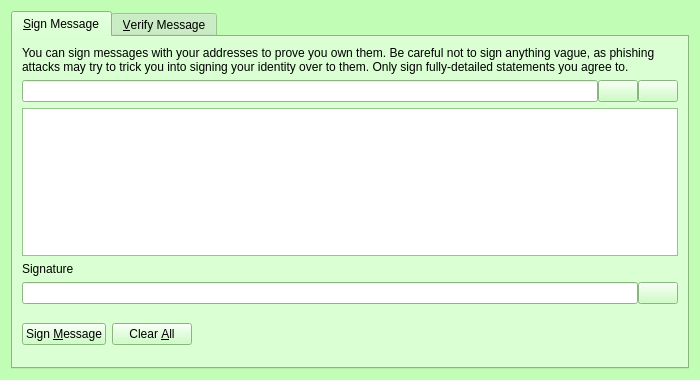
This is src/qt/forms/signverifymessagedialog.ui in IParn/LimecoinX as Qt 5 draws it before an edit. The edited form follows.
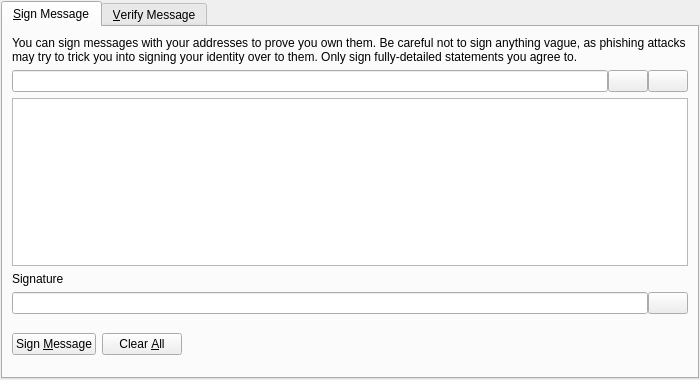
This is the edited form. Icons and pictures are not drawn. Custom widgets are drawn as their Qt base class.

```diff
--- a/src/qt/forms/signverifymessagedialog.ui
+++ b/src/qt/forms/signverifymessagedialog.ui
@@ -10,421 +10,6 @@
     <height>380</height>
    </rect>
   </property>
-  <property name="palette">
-   <palette>
-    <active>
-     <colorrole role="WindowText">
-      <brush brushstyle="SolidPattern">
-       <color alpha="255">
-        <red>0</red>
-        <green>0</green>
-        <blue>0</blue>
-       </color>
-      </brush>
-     </colorrole>
-     <colorrole role="Button">
-      <brush brushstyle="SolidPattern">
-       <color alpha="255">
-        <red>193</red>
-        <green>253</green>
-        <blue>181</blue>
-       </color>
-      </brush>
-     </colorrole>
-     <colorrole role="Light">
-      <brush brushstyle="SolidPattern">
-       <color alpha="255">
-        <red>255</red>
-        <green>255</green>
-        <blue>255</blue>
-       </color>
-      </brush>
-     </colorrole>
-     <colorrole role="Midlight">
-      <brush brushstyle="SolidPattern">
-       <color alpha="255">
-        <red>224</red>
-        <green>254</green>
-        <blue>218</blue>
-       </color>
-      </brush>
-     </colorrole>
-     <colorrole role="Dark">
-      <brush brushstyle="SolidPattern">
-       <color alpha="255">
-        <red>96</red>
-        <green>126</green>
-        <blue>90</blue>
-       </color>
-      </brush>
-     </colorrole>
-     <colorrole role="Mid">
-      <brush brushstyle="SolidPattern">
-       <color alpha="255">
-        <red>129</red>
-        <green>169</green>
-        <blue>121</blue>
-       </color>
-      </brush>
-     </colorrole>
-     <colorrole role="Text">
-      <brush brushstyle="SolidPattern">
-       <color alpha="255">
-        <red>0</red>
-        <green>0</green>
-        <blue>0</blue>
-       </color>
-      </brush>
-     </colorrole>
-     <colorrole role="BrightText">
-      <brush brushstyle="SolidPattern">
-       <color alpha="255">
-        <red>255</red>
-        <green>255</green>
-        <blue>255</blue>
-       </color>
-      </brush>
-     </colorrole>
-     <colorrole role="ButtonText">
-      <brush brushstyle="SolidPattern">
-       <color alpha="255">
-        <red>0</red>
-        <green>0</green>
-        <blue>0</blue>
-       </color>
-      </brush>
-     </colorrole>
-     <colorrole role="Base">
-      <brush brushstyle="SolidPattern">
-       <color alpha="255">
-        <red>255</red>
-        <green>255</green>
-        <blue>255</blue>
-       </color>
-      </brush>
-     </colorrole>
-     <colorrole role="Window">
-      <brush brushstyle="SolidPattern">
-       <color alpha="255">
-        <red>193</red>
-        <green>253</green>
-        <blue>181</blue>
-       </color>
-      </brush>
-     </colorrole>
-     <colorrole role="Shadow">
-      <brush brushstyle="SolidPattern">
-       <color alpha="255">
-        <red>0</red>
-        <green>0</green>
-        <blue>0</blue>
-       </color>
-      </brush>
-     </colorrole>
-     <colorrole role="AlternateBase">
-      <brush brushstyle="SolidPattern">
-       <color alpha="255">
-        <red>224</red>
-        <green>254</green>
-        <blue>218</blue>
-       </color>
-      </brush>
-     </colorrole>
-     <colorrole role="ToolTipBase">
-      <brush brushstyle="SolidPattern">
-       <color alpha="255">
-        <red>255</red>
-        <green>255</green>
-        <blue>220</blue>
-       </color>
-      </brush>
-     </colorrole>
-     <colorrole role="ToolTipText">
-      <brush brushstyle="SolidPattern">
-       <color alpha="255">
-        <red>0</red>
-        <green>0</green>
-        <blue>0</blue>
-       </color>
-      </brush>
-     </colorrole>
-    </active>
-    <inactive>
-     <colorrole role="WindowText">
-      <brush brushstyle="SolidPattern">
-       <color alpha="255">
-        <red>0</red>
-        <green>0</green>
-        <blue>0</blue>
-       </color>
-      </brush>
-     </colorrole>
-     <colorrole role="Button">
-      <brush brushstyle="SolidPattern">
-       <color alpha="255">
-        <red>193</red>
-        <green>253</green>
-        <blue>181</blue>
-       </color>
-      </brush>
-     </colorrole>
-     <colorrole role="Light">
-      <brush brushstyle="SolidPattern">
-       <color alpha="255">
-        <red>255</red>
-        <green>255</green>
-        <blue>255</blue>
-       </color>
-      </brush>
-     </colorrole>
-     <colorrole role="Midlight">
-      <brush brushstyle="SolidPattern">
-       <color alpha="255">
-        <red>224</red>
-        <green>254</green>
-        <blue>218</blue>
-       </color>
-      </brush>
-     </colorrole>
-     <colorrole role="Dark">
-      <brush brushstyle="SolidPattern">
-       <color alpha="255">
-        <red>96</red>
-        <green>126</green>
-        <blue>90</blue>
-       </color>
-      </brush>
-     </colorrole>
-     <colorrole role="Mid">
-      <brush brushstyle="SolidPattern">
-       <color alpha="255">
-        <red>129</red>
-        <green>169</green>
-        <blue>121</blue>
-       </color>
-      </brush>
-     </colorrole>
-     <colorrole role="Text">
-      <brush brushstyle="SolidPattern">
-       <color alpha="255">
-        <red>0</red>
-        <green>0</green>
-        <blue>0</blue>
-       </color>
-      </brush>
-     </colorrole>
-     <colorrole role="BrightText">
-      <brush brushstyle="SolidPattern">
-       <color alpha="255">
-        <red>255</red>
-        <green>255</green>
-        <blue>255</blue>
-       </color>
-      </brush>
-     </colorrole>
-     <colorrole role="ButtonText">
-      <brush brushstyle="SolidPattern">
-       <color alpha="255">
-        <red>0</red>
-        <green>0</green>
-        <blue>0</blue>
-       </color>
-      </brush>
-     </colorrole>
-     <colorrole role="Base">
-      <brush brushstyle="SolidPattern">
-       <color alpha="255">
-        <red>255</red>
-        <green>255</green>
-        <blue>255</blue>
-       </color>
-      </brush>
-     </colorrole>
-     <colorrole role="Window">
-      <brush brushstyle="SolidPattern">
-       <color alpha="255">
-        <red>193</red>
-        <green>253</green>
-        <blue>181</blue>
-       </color>
-      </brush>
-     </colorrole>
-     <colorrole role="Shadow">
-      <brush brushstyle="SolidPattern">
-       <color alpha="255">
-        <red>0</red>
-        <green>0</green>
-        <blue>0</blue>
-       </color>
-      </brush>
-     </colorrole>
-     <colorrole role="AlternateBase">
-      <brush brushstyle="SolidPattern">
-       <color alpha="255">
-        <red>224</red>
-        <green>254</green>
-        <blue>218</blue>
-       </color>
-      </brush>
-     </colorrole>
-     <colorrole role="ToolTipBase">
-      <brush brushstyle="SolidPattern">
-       <color alpha="255">
-        <red>255</red>
-        <green>255</green>
-        <blue>220</blue>
-       </color>
-      </brush>
-     </colorrole>
-     <colorrole role="ToolTipText">
-      <brush brushstyle="SolidPattern">
-       <color alpha="255">
-        <red>0</red>
-        <green>0</green>
-        <blue>0</blue>
-       </color>
-      </brush>
-     </colorrole>
-    </inactive>
-    <disabled>
-     <colorrole role="WindowText">
-      <brush brushstyle="SolidPattern">
-       <color alpha="255">
-        <red>96</red>
-        <green>126</green>
-        <blue>90</blue>
-       </color>
-      </brush>
-     </colorrole>
-     <colorrole role="Button">
-      <brush brushstyle="SolidPattern">
-       <color alpha="255">
-        <red>193</red>
-        <green>253</green>
-        <blue>181</blue>
-       </color>
-      </brush>
-     </colorrole>
-     <colorrole role="Light">
-      <brush brushstyle="SolidPattern">
-       <color alpha="255">
-        <red>255</red>
-        <green>255</green>
-        <blue>255</blue>
-       </color>
-      </brush>
-     </colorrole>
-     <colorrole role="Midlight">
-      <brush brushstyle="SolidPattern">
-       <color alpha="255">
-        <red>224</red>
-        <green>254</green>
-        <blue>218</blue>
-       </color>
-      </brush>
-     </colorrole>
-     <colorrole role="Dark">
-      <brush brushstyle="SolidPattern">
-       <color alpha="255">
-        <red>96</red>
-        <green>126</green>
-        <blue>90</blue>
-       </color>
-      </brush>
-     </colorrole>
-     <colorrole role="Mid">
-      <brush brushstyle="SolidPattern">
-       <color alpha="255">
-        <red>129</red>
-        <green>169</green>
-        <blue>121</blue>
-       </color>
-      </brush>
-     </colorrole>
-     <colorrole role="Text">
-      <brush brushstyle="SolidPattern">
-       <color alpha="255">
-        <red>96</red>
-        <green>126</green>
-        <blue>90</blue>
-       </color>
-      </brush>
-     </colorrole>
-     <colorrole role="BrightText">
-      <brush brushstyle="SolidPattern">
-       <color alpha="255">
-        <red>255</red>
-        <green>255</green>
-        <blue>255</blue>
-       </color>
-      </brush>
-     </colorrole>
-     <colorrole role="ButtonText">
-      <brush brushstyle="SolidPattern">
-       <color alpha="255">
-        <red>96</red>
-        <green>126</green>
-        <blue>90</blue>
-       </color>
-      </brush>
-     </colorrole>
-     <colorrole role="Base">
-      <brush brushstyle="SolidPattern">
-       <color alpha="255">
-        <red>193</red>
-        <green>253</green>
-        <blue>181</blue>
-       </color>
-      </brush>
-     </colorrole>
-     <colorrole role="Window">
-      <brush brushstyle="SolidPattern">
-       <color alpha="255">
-        <red>193</red>
-        <green>253</green>
-        <blue>181</blue>
-       </color>
-      </brush>
-     </colorrole>
-     <colorrole role="Shadow">
-      <brush brushstyle="SolidPattern">
-       <color alpha="255">
-        <red>0</red>
-        <green>0</green>
-        <blue>0</blue>
-       </color>
-      </brush>
-     </colorrole>
-     <colorrole role="AlternateBase">
-      <brush brushstyle="SolidPattern">
-       <color alpha="255">
-        <red>193</red>
-        <green>253</green>
-        <blue>181</blue>
-       </color>
-      </brush>
-     </colorrole>
-     <colorrole role="ToolTipBase">
-      <brush brushstyle="SolidPattern">
-       <color alpha="255">
-        <red>255</red>
-        <green>255</green>
-        <blue>220</blue>
-       </color>
-      </brush>
-     </colorrole>
-     <colorrole role="ToolTipText">
-      <brush brushstyle="SolidPattern">
-       <color alpha="255">
-        <red>0</red>
-        <green>0</green>
-        <blue>0</blue>
-       </color>
-      </brush>
-     </colorrole>
-    </disabled>
-   </palette>
-  </property>
   <property name="windowTitle">
    <string>Signatures - Sign / Verify a Message</string>
   </property>
@@ -432,6 +17,18 @@
    <bool>true</bool>
   </property>
   <layout class="QVBoxLayout" name="verticalLayout">
+   <property name="leftMargin">
+    <number>1</number>
+   </property>
+   <property name="topMargin">
+    <number>1</number>
+   </property>
+   <property name="rightMargin">
+    <number>1</number>
+   </property>
+   <property name="bottomMargin">
+    <number>1</number>
+   </property>
    <item>
     <widget class="QTabWidget" name="tabWidget">
      <property name="currentIndex">
```
